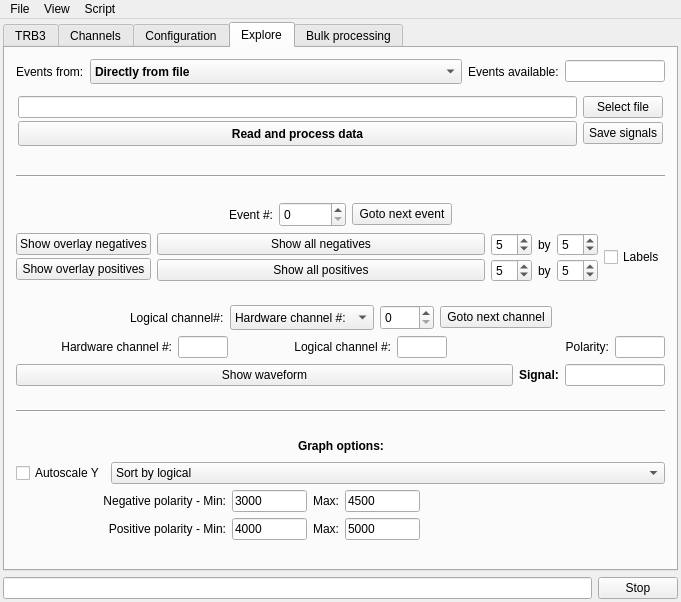
andrmor/TRB3reader, file GUI/mainwindow.ui: the form before one commit.
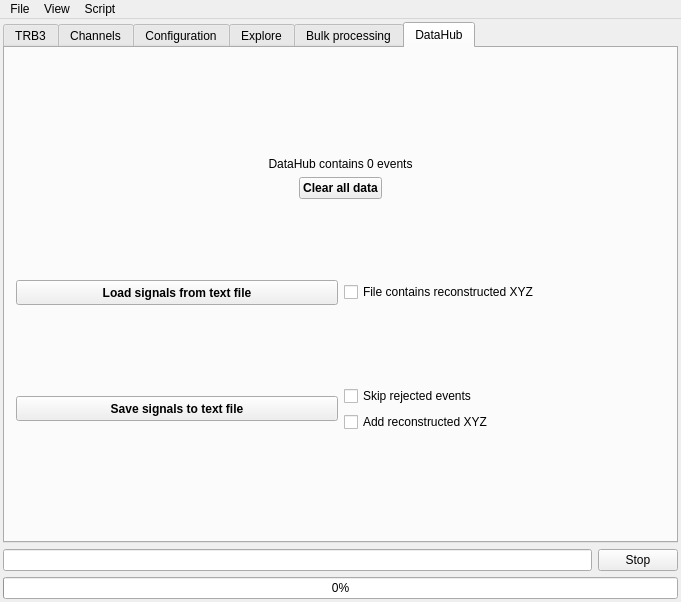
The form after the commit.

What changed in the file:
```diff
--- a/GUI/mainwindow.ui
+++ b/GUI/mainwindow.ui
@@ -30,7 +30,7 @@
     <item>
      <widget class="QTabWidget" name="twMain">
       <property name="currentIndex">
-       <number>3</number>
+       <number>5</number>
       </property>
       <widget class="QWidget" name="tab_6">
        <attribute name="title">
@@ -2653,73 +2653,216 @@
         <item>
          <widget class="QPlainTextEdit" name="pteBulkLog"/>
         </item>
+       </layout>
+      </widget>
+      <widget class="QWidget" name="tab_5">
+       <attribute name="title">
+        <string>DataHub</string>
+       </attribute>
+       <layout class="QVBoxLayout" name="verticalLayout_24">
+        <item>
+         <spacer name="verticalSpacer_3">
+          <property name="orientation">
+           <enum>Qt::Vertical</enum>
+          </property>
+          <property name="sizeHint" stdset="0">
+           <size>
+            <width>20</width>
+            <height>98</height>
+           </size>
+          </property>
+         </spacer>
+        </item>
+        <item>
+         <widget class="QLabel" name="labDatahubEvents">
+          <property name="text">
+           <string>DataHub contains 0 events</string>
+          </property>
+          <property name="alignment">
+           <set>Qt::AlignCenter</set>
+          </property>
+         </widget>
+        </item>
+        <item>
+         <layout class="QHBoxLayout" name="horizontalLayout_44">
+          <item>
+           <spacer name="horizontalSpacer_5">
+            <property name="orientation">
+             <enum>Qt::Horizontal</enum>
+            </property>
+            <property name="sizeHint" stdset="0">
+             <size>
+              <width>40</width>
+              <height>20</height>
+             </size>
+            </property>
+           </spacer>
+          </item>
+          <item>
+           <widget class="QPushButton" name="pbClearDataHub">
+            <property name="maximumSize">
+             <size>
+              <width>16777215</width>
+              <height>16777215</height>
+             </size>
+            </property>
+            <property name="font">
+             <font>
+              <weight>75</weight>
+              <bold>true</bold>
+             </font>
+            </property>
+            <property name="text">
+             <string>Clear all data</string>
+            </property>
+           </widget>
+          </item>
+          <item>
+           <spacer name="horizontalSpacer_6">
+            <property name="orientation">
+             <enum>Qt::Horizontal</enum>
+            </property>
+            <property name="sizeHint" stdset="0">
+             <size>
+              <width>40</width>
+              <height>20</height>
+             </size>
+            </property>
+           </spacer>
+          </item>
+         </layout>
+        </item>
+        <item>
+         <spacer name="verticalSpacer_7">
+          <property name="orientation">
+           <enum>Qt::Vertical</enum>
+          </property>
+          <property name="sizeHint" stdset="0">
+           <size>
+            <width>20</width>
+            <height>40</height>
+           </size>
+          </property>
+         </spacer>
+        </item>
         <item>
          <layout class="QHBoxLayout" name="horizontalLayout_40">
-          <property name="topMargin">
-           <number>0</number>
-          </property>
           <item>
-           <widget class="QLabel" name="labDatahubEvents">
+           <widget class="QPushButton" name="pbLoadToDataHub">
+            <property name="minimumSize">
+             <size>
+              <width>0</width>
+              <height>25</height>
+             </size>
+            </property>
+            <property name="font">
+             <font>
+              <weight>75</weight>
+              <bold>true</bold>
+             </font>
+            </property>
             <property name="text">
-             <string>DataHub contains 0 events</string>
+             <string>Load signals from text file</string>
+            </property>
+           </widget>
+          </item>
+          <item>
+           <widget class="QCheckBox" name="cbLoadIncludeReconstructed">
+            <property name="text">
+             <string>File contains reconstructed XYZ</string>
             </property>
            </widget>
           </item>
          </layout>
         </item>
+        <item>
+         <spacer name="verticalSpacer_23">
+          <property name="orientation">
+           <enum>Qt::Vertical</enum>
+          </property>
+          <property name="sizeHint" stdset="0">
+           <size>
+            <width>20</width>
+            <height>40</height>
+           </size>
+          </property>
+         </spacer>
+        </item>
         <item>
          <layout class="QHBoxLayout" name="horizontalLayout_41">
           <property name="topMargin">
            <number>0</number>
           </property>
-          <item>
-           <widget class="QLabel" name="label_13">
-            <property name="sizePolicy">
-             <sizepolicy hsizetype="Minimum" vsizetype="Preferred">
-              <horstretch>0</horstretch>
-              <verstretch>0</verstretch>
-             </sizepolicy>
-            </property>
-            <property name="text">
-             <string>DataHub events:</string>
-            </property>
-           </widget>
-          </item>
           <item>
            <widget class="QPushButton" name="pbSaveSignalsFromDataHub">
             <property name="sizePolicy">
-             <sizepolicy hsizetype="Expanding" vsizetype="Fixed">
+             <sizepolicy hsizetype="Preferred" vsizetype="Fixed">
               <horstretch>0</horstretch>
               <verstretch>0</verstretch>
              </sizepolicy>
             </property>
-            <property name="text">
-             <string>Save signals</string>
-            </property>
-           </widget>
-          </item>
-          <item>
-           <widget class="QCheckBox" name="cbAddReconstructedPositions">
-            <property name="text">
-             <string>Add reconstructed positions</string>
-            </property>
-           </widget>
-          </item>
-          <item>
-           <spacer name="horizontalSpacer_28">
-            <property name="orientation">
-             <enum>Qt::Horizontal</enum>
-            </property>
-            <property name="sizeHint" stdset="0">
+            <property name="minimumSize">
              <size>
-              <width>40</width>
-              <height>20</height>
+              <width>0</width>
+              <height>25</height>
              </size>
             </property>
-           </spacer>
+            <property name="font">
+             <font>
+              <weight>75</weight>
+              <bold>true</bold>
+             </font>
+            </property>
+            <property name="text">
+             <string>Save signals to text file</string>
+            </property>
+           </widget>
+          </item>
+          <item>
+           <layout class="QVBoxLayout" name="verticalLayout_23">
+            <item>
+             <widget class="QCheckBox" name="cbSaveOnlyGood">
+              <property name="sizePolicy">
+               <sizepolicy hsizetype="Preferred" vsizetype="Fixed">
+                <horstretch>0</horstretch>
+                <verstretch>0</verstretch>
+               </sizepolicy>
+              </property>
+              <property name="text">
+               <string>Skip rejected events</string>
+              </property>
+             </widget>
+            </item>
+            <item>
+             <widget class="QCheckBox" name="cbAddReconstructedPositions">
+              <property name="sizePolicy">
+               <sizepolicy hsizetype="Preferred" vsizetype="Fixed">
+                <horstretch>0</horstretch>
+                <verstretch>0</verstretch>
+               </sizepolicy>
+              </property>
+              <property name="text">
+               <string>Add reconstructed XYZ</string>
+              </property>
+             </widget>
+            </item>
+           </layout>
           </item>
          </layout>
         </item>
+        <item>
+         <spacer name="verticalSpacer_6">
+          <property name="orientation">
+           <enum>Qt::Vertical</enum>
+          </property>
+          <property name="sizeHint" stdset="0">
+           <size>
+            <width>20</width>
+            <height>98</height>
+           </size>
+          </property>
+         </spacer>
+        </item>
        </layout>
       </widget>
      </widget>
@@ -2745,6 +2888,13 @@
       </item>
      </layout>
     </item>
+    <item>
+     <widget class="QProgressBar" name="prbMainBar">
+      <property name="value">
+       <number>0</number>
+      </property>
+     </widget>
+    </item>
    </layout>
   </widget>
   <widget class="QMenuBar" name="menuBar">
```
